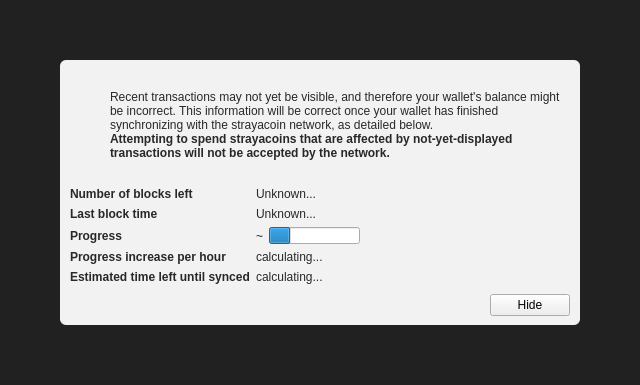
Above: src/qt/forms/modaloverlay.ui from minblock/picscoin before the change. Below: the same form after it.
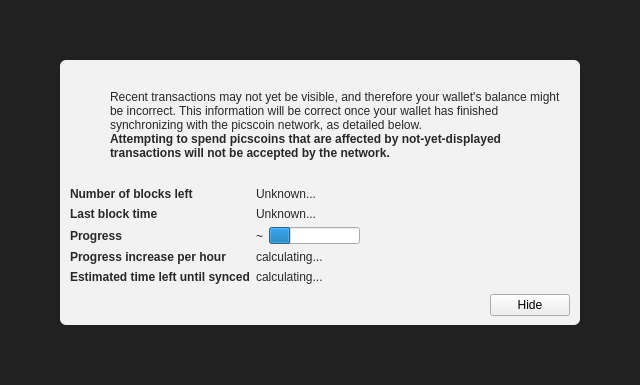
That is the form after the change. Icons and pictures are not drawn. Custom widgets are drawn as their Qt base class.

Patch:
```diff
--- a/src/qt/forms/modaloverlay.ui
+++ b/src/qt/forms/modaloverlay.ui
@@ -130,7 +130,7 @@
              <item>
               <widget class="QLabel" name="infoText">
                <property name="text">
-                <string>Recent transactions may not yet be visible, and therefore your wallet's balance might be incorrect. This information will be correct once your wallet has finished synchronizing with the strayacoin network, as detailed below.</string>
+                <string>Recent transactions may not yet be visible, and therefore your wallet's balance might be incorrect. This information will be correct once your wallet has finished synchronizing with the picscoin network, as detailed below.</string>
                </property>
                <property name="textFormat">
                 <enum>Qt::RichText</enum>
@@ -149,7 +149,7 @@
                 </font>
                </property>
                <property name="text">
-                <string>Attempting to spend strayacoins that are affected by not-yet-displayed transactions will not be accepted by the network.</string>
+                <string>Attempting to spend picscoins that are affected by not-yet-displayed transactions will not be accepted by the network.</string>
                </property>
                <property name="textFormat">
                 <enum>Qt::RichText</enum>
```
